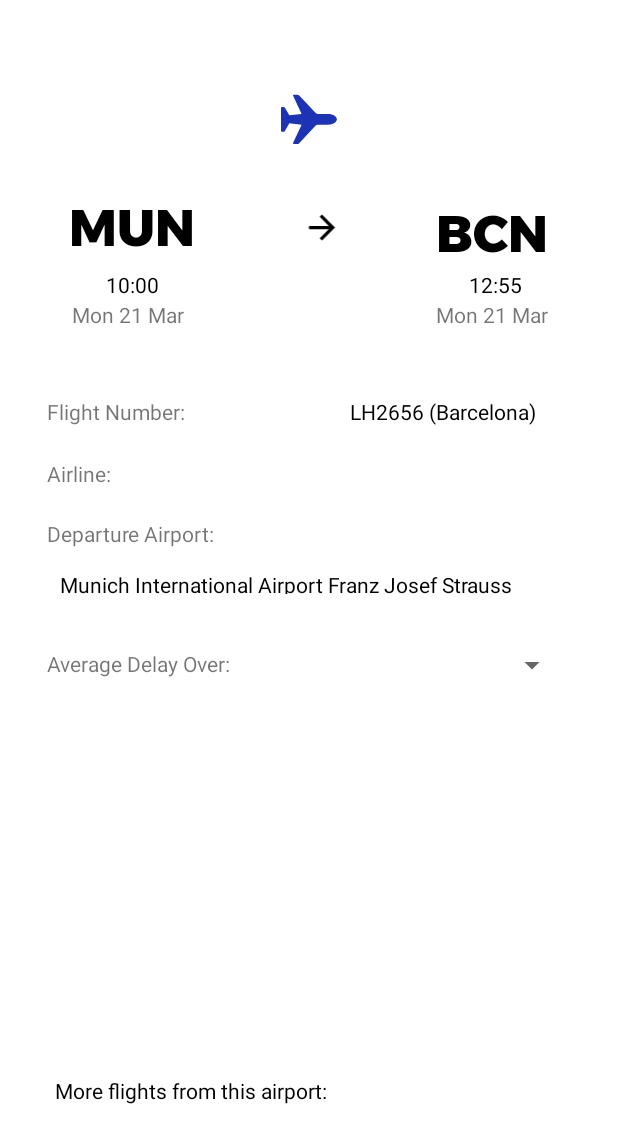
After one commit to cs446-group18/project, an Android app built with Jetpack Compose: the layout fragment_flightinfo.xml on its own in the app's theme, with its tools: preview values and no code run, on a phone screen of 412 x 824 dp. The commit adds this screen. Shown: the top 1143 px of the screen. Run offline under Robolectric (Android 15) with nearby library versions, the phone set to English and light mode, and no system bars.

Commit message:
initial flight info UI layout, used mock values

```diff
--- /dev/null
+++ b/app/src/main/java/com/cs446group18/delaywise/ui/flightinfo/FlightInfoFragment.kt
@@ -0,0 +1,42 @@
+package com.cs446group18.delaywise.ui.flightinfo
+
+import android.os.Bundle
+import android.view.LayoutInflater
+import android.view.View
+import android.view.ViewGroup
+import android.widget.TextView
+import androidx.fragment.app.Fragment
+import androidx.lifecycle.ViewModelProvider
+import com.cs446group18.delaywise.databinding.FragmentFlightinfoBinding
+
+class FlightInfoFragment : Fragment() {
+
+    private var _binding: FragmentFlightinfoBinding? = null
+
+    // This property is only valid between onCreateView and
+    // onDestroyView.
+    private val binding get() = _binding!!
+
+    override fun onCreateView(
+            inflater: LayoutInflater,
+            container: ViewGroup?,
+            savedInstanceState: Bundle?
+    ): View {
+        val flightInfoViewModel =
+                ViewModelProvider(this).get(FlightInfoViewModel::class.java)
+
+        _binding = FragmentFlightinfoBinding.inflate(inflater, container, false)
+        val root: View = binding.root
+
+//        val textView: TextView = binding.textGallery
+//        flightInfoViewModel.text.observe(viewLifecycleOwner) {
+//            textView.text = it
+//        }
+        return root
+    }
+
+    override fun onDestroyView() {
+        super.onDestroyView()
+        _binding = null
+    }
+}
--- /dev/null
+++ b/app/src/main/res/drawable/baseline_arrow_forward_24.xml
@@ -0,0 +1,5 @@
+<vector android:autoMirrored="true" android:height="24dp"
+    android:tint="#000000" android:viewportHeight="24"
+    android:viewportWidth="24" android:width="24dp" xmlns:android="http://schemas.android.com/apk/res/android">
+    <path android:fillColor="@android:color/white" android:pathData="M12,4l-1.41,1.41L16.17,11H4v2h12.17l-5.58,5.59L12,20l8,-8z"/>
+</vector>
--- /dev/null
+++ b/app/src/main/res/layout/fragment_flightinfo.xml
@@ -0,0 +1,286 @@
+<?xml version="1.0" encoding="utf-8"?>
+<androidx.constraintlayout.widget.ConstraintLayout xmlns:android="http://schemas.android.com/apk/res/android"
+    xmlns:app="http://schemas.android.com/apk/res-auto"
+    xmlns:tools="http://schemas.android.com/tools"
+    android:layout_width="match_parent"
+    android:layout_height="match_parent"
+    tools:context=".ui.flightinfo.FlightInfoFragment">
+
+    <ImageView
+        android:id="@+id/bluePlaneIcon2"
+        android:layout_width="wrap_content"
+        android:layout_height="wrap_content"
+        android:layout_marginStart="187dp"
+        android:layout_marginTop="16dp"
+        android:layout_marginEnd="187dp"
+        android:layout_marginBottom="682dp"
+        android:contentDescription="TODO"
+        android:src="@drawable/__plane_icon"
+        app:layout_constraintBottom_toBottomOf="parent"
+        app:layout_constraintEnd_toEndOf="parent"
+        app:layout_constraintStart_toStartOf="parent"
+        app:layout_constraintTop_toTopOf="parent" />
+
+    <androidx.constraintlayout.widget.ConstraintLayout
+        android:layout_width="375dp"
+        android:layout_height="125dp"
+        android:layout_marginStart="16dp"
+        android:layout_marginTop="68dp"
+        android:layout_marginEnd="20dp"
+        android:layout_marginBottom="538dp"
+        app:layout_constraintBottom_toBottomOf="parent"
+        app:layout_constraintEnd_toEndOf="parent"
+        app:layout_constraintStart_toStartOf="parent"
+        app:layout_constraintTop_toTopOf="parent">
+
+        <TextView
+            android:id="@+id/arriving_airport_avr"
+            android:layout_width="79dp"
+            android:layout_height="49dp"
+            android:layout_marginStart="273dp"
+            android:layout_marginTop="13dp"
+            android:layout_marginEnd="22dp"
+            android:layout_marginBottom="63dp"
+            android:layout_weight="1"
+            android:fontFamily="@font/montserrat_extrabold"
+            android:text="@string/arriving_airport_abr"
+            android:textColor="@color/black"
+            android:textSize="34sp"
+            app:layout_constraintBottom_toBottomOf="parent"
+            app:layout_constraintEnd_toEndOf="parent"
+            app:layout_constraintStart_toStartOf="parent"
+            app:layout_constraintTop_toTopOf="parent" />
+
+        <TextView
+            android:id="@+id/arriving_flight_time"
+            android:layout_width="wrap_content"
+            android:layout_height="wrap_content"
+            android:layout_marginStart="296dp"
+            android:layout_marginTop="65dp"
+            android:layout_marginEnd="44dp"
+            android:layout_marginBottom="41dp"
+            android:layout_weight="1"
+            android:text="@string/arriving_flight_time"
+            android:textColor="@color/black"
+            app:layout_constraintBottom_toBottomOf="parent"
+            app:layout_constraintEnd_toEndOf="parent"
+            app:layout_constraintStart_toStartOf="parent"
+            app:layout_constraintTop_toTopOf="parent" />
+
+        <TextView
+            android:id="@+id/departing_airport_abr"
+            android:layout_width="86dp"
+            android:layout_height="wrap_content"
+            android:layout_marginStart="29dp"
+            android:layout_marginTop="9dp"
+            android:layout_marginEnd="260dp"
+            android:layout_marginBottom="60dp"
+            android:fontFamily="@font/montserrat_extrabold"
+            android:text="@string/departing_airport_abr"
+            android:textColor="@color/black"
+            android:textSize="34sp"
+            app:layout_constraintBottom_toBottomOf="parent"
+            app:layout_constraintEnd_toEndOf="parent"
+            app:layout_constraintStart_toStartOf="parent"
+            app:layout_constraintTop_toTopOf="parent" />
+
+        <TextView
+            android:id="@+id/departing_flight_date"
+            android:layout_width="84dp"
+            android:layout_height="19dp"
+            android:layout_marginStart="31dp"
+            android:layout_marginTop="85dp"
+            android:layout_marginEnd="260dp"
+            android:layout_marginBottom="21dp"
+            android:layout_weight="1"
+            android:text="@string/departing_flight_date"
+            app:layout_constraintBottom_toBottomOf="parent"
+            app:layout_constraintEnd_toEndOf="parent"
+            app:layout_constraintStart_toStartOf="parent"
+            app:layout_constraintTop_toTopOf="parent" />
+
+        <TextView
+            android:id="@+id/arriving_flight_date"
+            android:layout_width="79dp"
+            android:layout_height="0dp"
+            android:layout_marginStart="273dp"
+            android:layout_marginTop="85dp"
+            android:layout_marginEnd="22dp"
+            android:layout_marginBottom="21dp"
+            android:layout_weight="1"
+            android:text="@string/arriving_flight_date"
+            app:layout_constraintBottom_toBottomOf="parent"
+            app:layout_constraintEnd_toEndOf="parent"
+            app:layout_constraintStart_toStartOf="parent"
+            app:layout_constraintTop_toTopOf="parent" />
+
+        <ImageView
+            android:id="@+id/imageView2"
+            android:layout_width="92dp"
+            android:layout_height="26dp"
+            android:layout_marginStart="152dp"
+            android:layout_marginTop="24dp"
+            android:layout_marginEnd="131dp"
+            android:layout_marginBottom="75dp"
+            android:baselineAligned="false"
+            android:src="@drawable/baseline_arrow_forward_24"
+            app:layout_constraintBottom_toBottomOf="parent"
+            app:layout_constraintEnd_toEndOf="parent"
+            app:layout_constraintStart_toStartOf="parent"
+            app:layout_constraintTop_toTopOf="parent" />
+
+        <TextView
+            android:id="@+id/departing_flight_time"
+            android:layout_width="wrap_content"
+            android:layout_height="wrap_content"
+            android:layout_marginStart="54dp"
+            android:layout_marginTop="65dp"
+            android:layout_marginEnd="286dp"
+            android:layout_marginBottom="41dp"
+            android:layout_weight="1"
+            android:text="@string/departing_flight_time"
+            app:layout_constraintBottom_toBottomOf="parent"
+            app:layout_constraintEnd_toEndOf="parent"
+            app:layout_constraintStart_toStartOf="parent"
+            app:layout_constraintTop_toTopOf="parent"
+            tools:textColor="@color/black" />
+    </androidx.constraintlayout.widget.ConstraintLayout>
+
+    <androidx.constraintlayout.widget.ConstraintLayout
+        android:layout_width="409dp"
+        android:layout_height="68dp"
+        android:layout_marginTop="647dp"
+        android:layout_marginEnd="2dp"
+        android:layout_marginBottom="16dp"
+        app:layout_constraintBottom_toBottomOf="parent"
+        app:layout_constraintEnd_toEndOf="parent"
+        app:layout_constraintStart_toStartOf="parent"
+        app:layout_constraintTop_toTopOf="parent">
+
+        <TextView
+            android:id="@+id/more_flight_from_airport_label"
+            android:layout_width="337dp"
+            android:layout_height="23dp"
+            android:layout_marginStart="36dp"
+            android:layout_marginTop="23dp"
+            android:layout_marginBottom="22dp"
+            android:layout_weight="1"
+            android:text="@string/more_flights_from_airport_label"
+            android:textColor="@color/black"
+            app:layout_constraintBottom_toBottomOf="parent"
+            app:layout_constraintStart_toStartOf="parent"
+            app:layout_constraintTop_toTopOf="parent" />
+    </androidx.constraintlayout.widget.ConstraintLayout>
+
+    <androidx.constraintlayout.widget.ConstraintLayout
+        android:layout_width="402dp"
+        android:layout_height="308dp"
+        android:layout_marginStart="5dp"
+        android:layout_marginTop="208dp"
+        android:layout_marginEnd="4dp"
+        android:layout_marginBottom="215dp"
+        app:layout_constraintBottom_toBottomOf="parent"
+        app:layout_constraintEnd_toEndOf="parent"
+        app:layout_constraintStart_toStartOf="parent"
+        app:layout_constraintTop_toTopOf="parent">
+
+        <TextView
+            android:id="@+id/departure_airport"
+            android:layout_width="345dp"
+            android:layout_height="16dp"
+            android:layout_marginStart="34dp"
+            android:layout_marginTop="125dp"
+            android:layout_marginBottom="167dp"
+            android:layout_weight="1"
+            android:text="@string/departing_airport_name_2"
+            android:textColor="@color/black"
+            app:layout_constraintBottom_toBottomOf="parent"
+            app:layout_constraintStart_toStartOf="parent"
+            app:layout_constraintTop_toTopOf="parent" />
+
+        <TextView
+            android:id="@+id/departure_airport_label"
+            android:layout_width="121dp"
+            android:layout_height="20dp"
+            android:layout_marginStart="25dp"
+            android:layout_marginTop="91dp"
+            android:layout_marginEnd="256dp"
+            android:layout_marginBottom="197dp"
+            android:layout_weight="1"
+            android:text="@string/departure_airport_label"
+            app:layout_constraintBottom_toBottomOf="parent"
+            app:layout_constraintEnd_toEndOf="parent"
+            app:layout_constraintStart_toStartOf="parent"
+            app:layout_constraintTop_toTopOf="parent" />
+
+        <TextView
+            android:id="@+id/average_delay_over_label"
+            android:layout_width="140dp"
+            android:layout_height="23dp"
+            android:layout_marginStart="25dp"
+            android:layout_marginTop="178dp"
+            android:layout_marginBottom="107dp"
+            android:layout_weight="1"
+            android:text="@string/average_delay_over_label"
+            app:layout_constraintBottom_toBottomOf="parent"
+            app:layout_constraintStart_toStartOf="parent"
+            app:layout_constraintTop_toTopOf="parent" />
+
+        <Spinner
+            android:id="@+id/spinner"
+            android:layout_width="156dp"
+            android:layout_height="21dp"
+            android:layout_marginTop="178dp"
+            android:layout_marginEnd="29dp"
+            android:layout_marginBottom="109dp"
+            app:layout_constraintBottom_toBottomOf="parent"
+            app:layout_constraintEnd_toEndOf="parent"
+            app:layout_constraintTop_toTopOf="parent" />
+
+        <TextView
+            android:id="@+id/flight_number"
+            android:layout_width="151dp"
+            android:layout_height="20dp"
+            android:layout_marginTop="10dp"
+            android:layout_marginEnd="23dp"
+            android:layout_marginBottom="278dp"
+            android:layout_weight="1"
+            android:text="@string/flight_number"
+            android:textColor="@color/black"
+            android:textColorHighlight="@color/main_blue"
+            app:layout_constraintBottom_toBottomOf="parent"
+            app:layout_constraintEnd_toEndOf="parent"
+            app:layout_constraintTop_toTopOf="parent" />
+
+        <TextView
+            android:id="@+id/flight_number_label"
+            android:layout_width="121dp"
+            android:layout_height="20dp"
+            android:layout_marginStart="25dp"
+            android:layout_marginTop="10dp"
+            android:layout_marginEnd="256dp"
+            android:layout_marginBottom="278dp"
+            android:layout_weight="1"
+            android:text="@string/flight_number_label"
+            app:layout_constraintBottom_toBottomOf="parent"
+            app:layout_constraintEnd_toEndOf="parent"
+            app:layout_constraintStart_toStartOf="parent"
+            app:layout_constraintTop_toTopOf="parent" />
+
+        <TextView
+            android:id="@+id/airline_label"
+            android:layout_width="65dp"
+            android:layout_height="21dp"
+            android:layout_marginStart="25dp"
+            android:layout_marginTop="51dp"
+            android:layout_marginEnd="312dp"
+            android:layout_marginBottom="236dp"
+            android:layout_weight="1"
+            android:text="@string/airline_label"
+            app:layout_constraintBottom_toBottomOf="parent"
+            app:layout_constraintEnd_toEndOf="parent"
+            app:layout_constraintStart_toStartOf="parent"
+            app:layout_constraintTop_toTopOf="parent" />
+    </androidx.constraintlayout.widget.ConstraintLayout>
+
+</androidx.constraintlayout.widget.ConstraintLayout>
--- a/app/src/main/res/values/strings.xml
+++ b/app/src/main/res/values/strings.xml
@@ -12,4 +12,26 @@
     <string name="menu_savedflights">Saved Flights</string>
     <string name="app_label">Home Search Bar</string>
     <string name="search_hint">ex. AA5555</string>
+
+    <string name="departing_airport_abr">MUN</string>
+    <string name="departing_airport_name">Munich Airport</string>
+    <string name="departing_flight_time">10:00</string>
+    <string name="departing_flight_date">Mon 21 Mar</string>
+
+    <string name="arriving_airport_abr">BCN</string>
+    <string name="arriving_airport_name">Barcelona Airport</string>
+    <string name="arriving_flight_time">12:55</string>
+    <string name="arriving_flight_date">Mon 21 Mar</string>
+
+    <string name="flight_number_label">Flight Number:</string>
+    <string name="airline_label">Airline:</string>
+    <string name="departure_airport_label">Departure Airport:</string>
+    <string name="average_delay_over_label">Average Delay Over:</string>
+
+    <string name="flight_number">LH2656 (Barcelona)</string>
+    <string name="departing_airport_name_2">Munich International Airport Franz Josef Strauss</string>
+    <string name="average_delay_over">43% , 25 min</string>
+
+    <string name="more_flights_from_airport_label">More flights from this airport:</string>
+
 </resources>
```
